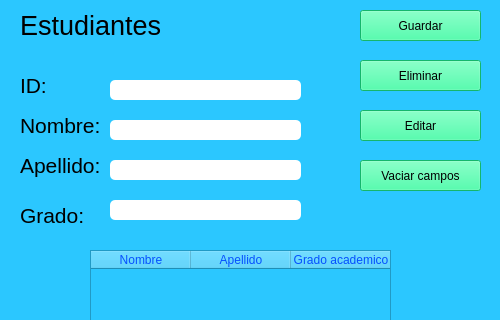
Qt form Interfaces/Interfaz.ui (FranciscoMelen10/Practica-con-Qt-Desinger-y-Mysql) before a commit; both pictures show x 0 to 500 and y 0 to 320 of the 500 by 500 pixel window.
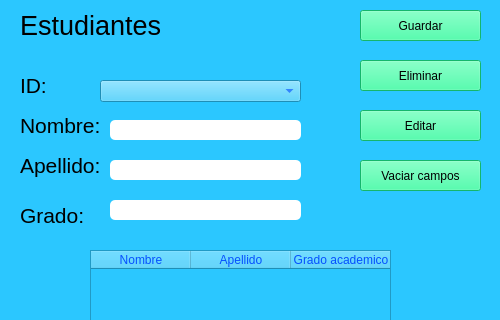
The same form after that commit.

Commit message: Editar ya funciona y solo falta buscar una manera de llenar el combo box

What changed in the file:
```diff
--- a/Interfaces/Interfaz.ui
+++ b/Interfaces/Interfaz.ui
@@ -97,24 +97,6 @@
 border-radius: 5px;</string>
     </property>
    </widget>
-   <widget class="QLineEdit" name="Line_Id">
-    <property name="geometry">
-     <rect>
-      <x>110</x>
-      <y>80</y>
-      <width>191</width>
-      <height>20</height>
-     </rect>
-    </property>
-    <property name="styleSheet">
-     <string notr="true">background-color: rgb(255, 255, 255);
-color: rgb(0, 0, 0);
-border-radius: 5px;</string>
-    </property>
-    <property name="text">
-     <string/>
-    </property>
-   </widget>
    <widget class="QPushButton" name="BT_Eliminar">
     <property name="geometry">
      <rect>
@@ -269,6 +251,16 @@
 border-radius: 5px;</string>
     </property>
    </widget>
+   <widget class="QComboBox" name="CB_Id">
+    <property name="geometry">
+     <rect>
+      <x>100</x>
+      <y>80</y>
+      <width>201</width>
+      <height>22</height>
+     </rect>
+    </property>
+   </widget>
   </widget>
   <widget class="QMenuBar" name="menubar">
    <property name="geometry">
```
The commit also changes 3 other files.
